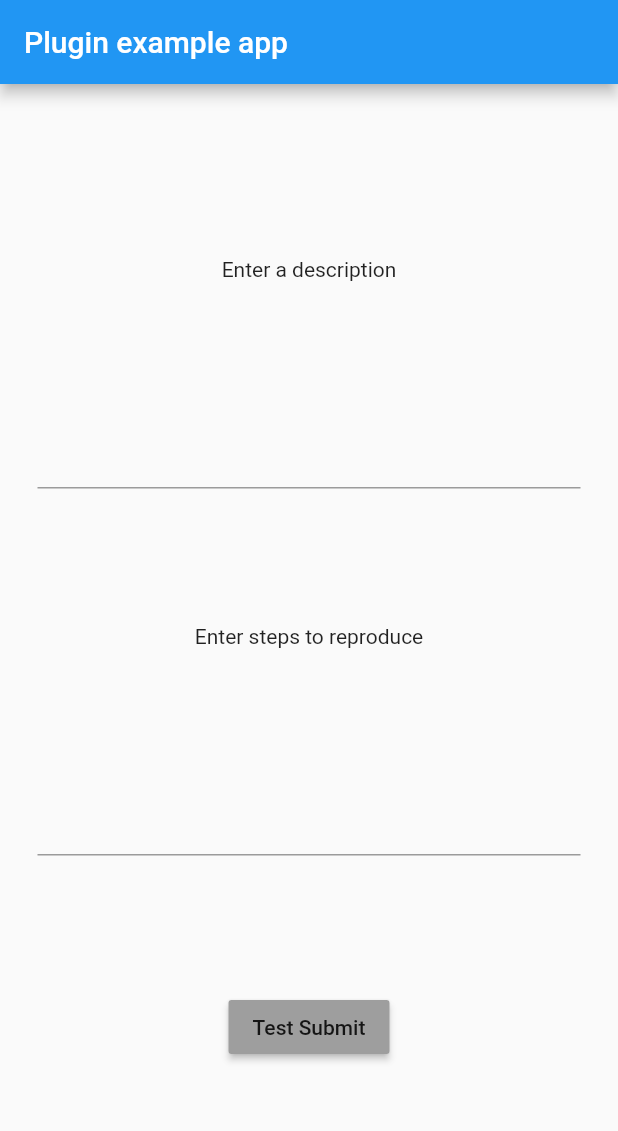
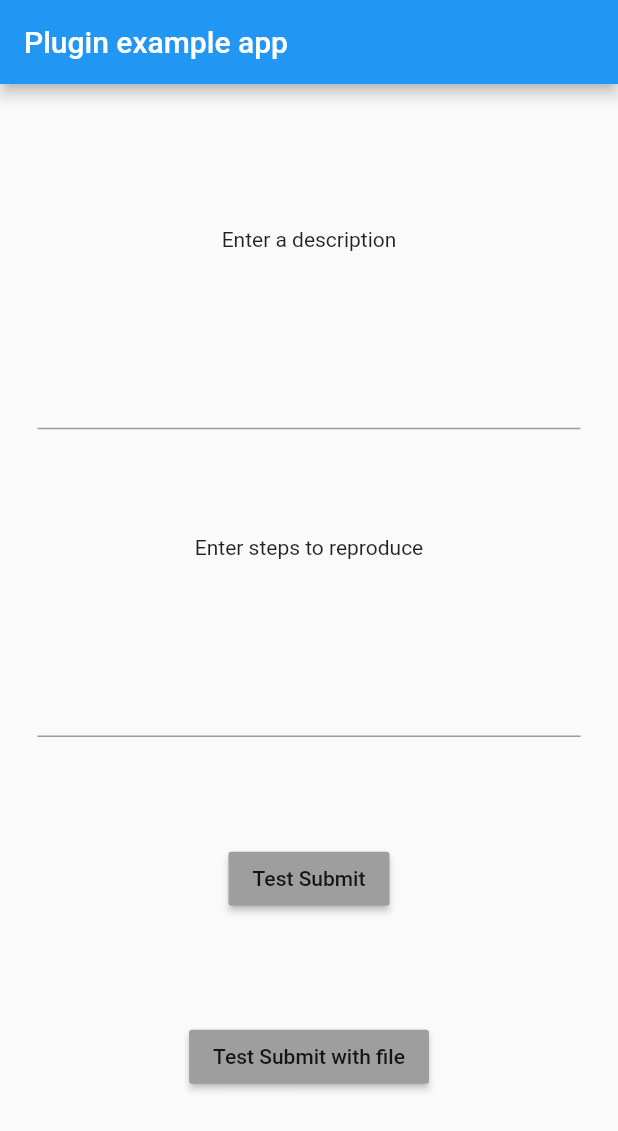
Before and after one commit to twinsunllc/critic_flutter, a Flutter app: the screen it shows after launch, after a tap on "Test Submit", on a phone screen of 412 x 824 dp. Shown: the top 1131 px of the screen. Run offline on Flutter 3.47's test engine with Material 2 defaults, Android fonts, the phone set to English and light mode, and no system bars; our stand-ins replace device_info, dio, package_info; network calls fail.

Commit message:
file attachments working

```diff
--- a/example/lib/main.dart
+++ b/example/lib/main.dart
@@ -1,7 +1,10 @@
+import 'dart:io';
+
 import 'package:flutter/material.dart';
 
 import 'package:inventiv_critic_flutter/critic.dart';
 import 'package:inventiv_critic_flutter/modal/bug_report.dart';
+import 'package:path_provider/path_provider.dart';
 
 void main() => runApp(MyApp());
 
@@ -20,10 +23,19 @@ class _MyAppState extends State<MyApp> {
     Critic().initialize('gJ44GxttrahyVBFs4k3jb8T1');
   }
 
-  void _submitReport(BuildContext context) {
+  void _submitReport(BuildContext context, {bool withFile = false}) async {
     BugReport report = BugReport.create(
         description: _descriptionController.text,
         stepsToReproduce: _reproduceController.text);
+
+    if(withFile){
+      report.attachments = <Attachment>[];
+      Directory dir = await getApplicationDocumentsDirectory();
+      File file = File('${dir.path}/test.txt');
+      File writtenFile = await file.writeAsString('Test file upload', mode: FileMode.write);
+      report.attachments.add(Attachment(name: 'test file', path: writtenFile.path));
+    }
+
     Critic().submitReport(report).then((BugReport successfulReport) {
       Scaffold.of(context).showSnackBar(new SnackBar(
         content: new Text('Bug Report has been filed, check console'),
@@ -63,6 +75,13 @@ class _MyAppState extends State<MyApp> {
                       },
                       child: Text('Test Submit'),
                     ),
+                    MaterialButton(
+                      color: Colors.grey,
+                      onPressed: () {
+                        _submitReport(context, withFile: true);
+                      },
+                      child: Text('Test Submit with file'),
+                    ),
                   ],
                 ),
           ),
--- a/lib/api.dart
+++ b/lib/api.dart
@@ -6,25 +6,53 @@ import 'package:inventiv_critic_flutter/modal/bug_report.dart';
 import 'package:inventiv_critic_flutter/modal/ping_request_modal.dart';
 import 'package:inventiv_critic_flutter/modal/ping_response.dart';
 import 'package:inventiv_critic_flutter/modal/report_request_modal.dart';
+import 'package:dio/dio.dart';
 
 final String _apiUrl = 'https://critic.inventiv.io/api/v2';
 
 class Api {
   static Future<AppInstall> ping(PingRequest pingRequest) async {
-    return await http.post('$_apiUrl/ping', body: json.encode(pingRequest.toJson()), headers: { HttpHeaders.contentTypeHeader: 'application/json' })
-      .then((response){
-        if(response.statusCode == 200){
-          return AppInstall.fromJson(json.decode(response.body));
-        } else {
-          throw Exception('Response code: ' + response.statusCode.toString() + ', ' + response.body);
-        }
-      });
+    return await http.post('$_apiUrl/ping',
+        body: json.encode(pingRequest.toJson()), headers: {HttpHeaders.contentTypeHeader: 'application/json'}).then((response) {
+      if (response.statusCode == 200) {
+        return AppInstall.fromJson(json.decode(response.body));
+      } else {
+        throw Exception('Response code: ' + response.statusCode.toString() + ', ' + response.body);
+      }
+    });
   }
 
   static Future<BugReport> submitReport(BugReportRequest submitReportRequest) async {
-    return await http.post('$_apiUrl/bug_reports', body: json.encode(submitReportRequest.toJson()), headers: { HttpHeaders.contentTypeHeader: 'application/json' })
-      .then((response){
-        return BugReport.fromJson(json.decode(response.body));
+    Dio dio = new Dio();
+
+    FormData formData = new FormData.from({
+      'api_token': submitReportRequest.apiToken,
+      'app_install[id]': submitReportRequest.appInstall.id.toString(),
+      'bug_report[description]': submitReportRequest.report.description,
+      'bug_report[steps_to_reproduce]': submitReportRequest.report.stepsToReproduce,
+      'bug_report[user_identifier]': submitReportRequest.report.userIdentifier,
+    });
+    if (submitReportRequest.report.attachments != null) {
+      submitReportRequest.report.attachments.forEach((Attachment attachment) async {
+        formData.add('bug_report[attachments][]', UploadFileInfo(File(attachment.path), attachment.name));
       });
+    }
+    Response response = await dio.post('$_apiUrl/bug_reports', data: formData).then(
+      (response){
+        print(response.data.toString());
+        return response;
+      }
+    ).catchError(
+      (err){
+        print(err.toString());
+      }
+    );
+    print(response.data.toString());
+    return BugReport.fromJson(response.data);
+
+    // return await http.post('$_apiUrl/bug_reports', body: json.encode(submitReportRequest.toJson()), headers: { HttpHeaders.contentTypeHeader: 'application/json' })
+    //   .then((response){
+    //     return BugReport.fromJson(json.decode(response.body));
+    //   });
   }
 }
--- a/lib/modal/bug_report.dart
+++ b/lib/modal/bug_report.dart
@@ -5,7 +5,7 @@ class BugReport{
   String description, stepsToReproduce, userIdentifier, createdAt, updatedAt;
   List<Attachment> attachments;
 
-  BugReport({this.description, this.stepsToReproduce, this.userIdentifier, this.createdAt, this.updatedAt, this.attachments});
+  BugReport({this.description = '', this.stepsToReproduce, this.userIdentifier, this.createdAt, this.updatedAt, this.attachments});
 
   BugReport.create({@required this.description, @required this.stepsToReproduce, this.userIdentifier = 'No user id provided'})
     : assert (description != null), assert(stepsToReproduce != null), assert (userIdentifier != null);
@@ -29,9 +29,9 @@ class BugReport{
 }
 
 class Attachment{
-  String name, size, type, uploadedAt, url;
+  String name, size, type, uploadedAt, url, path;
 
-  Attachment({this.name, this.size, this.type, this.uploadedAt, this.url});
+  Attachment({this.name, this.size, this.type, this.uploadedAt, this.url, this.path});
 
   factory Attachment.fromJson(Map<String,dynamic> json){
     return Attachment(
--- a/pubspec.yaml
+++ b/pubspec.yaml
@@ -13,3 +13,5 @@ dependencies:
   http: ^0.12.0
   device_info: ^0.3.0
   package_info: ^0.3.2
+  mime: ^0.9.6+2
+  dio: ^2.0.18
```
Also changed, not shown: example/pubspec.yaml (+5 -2 lines).
